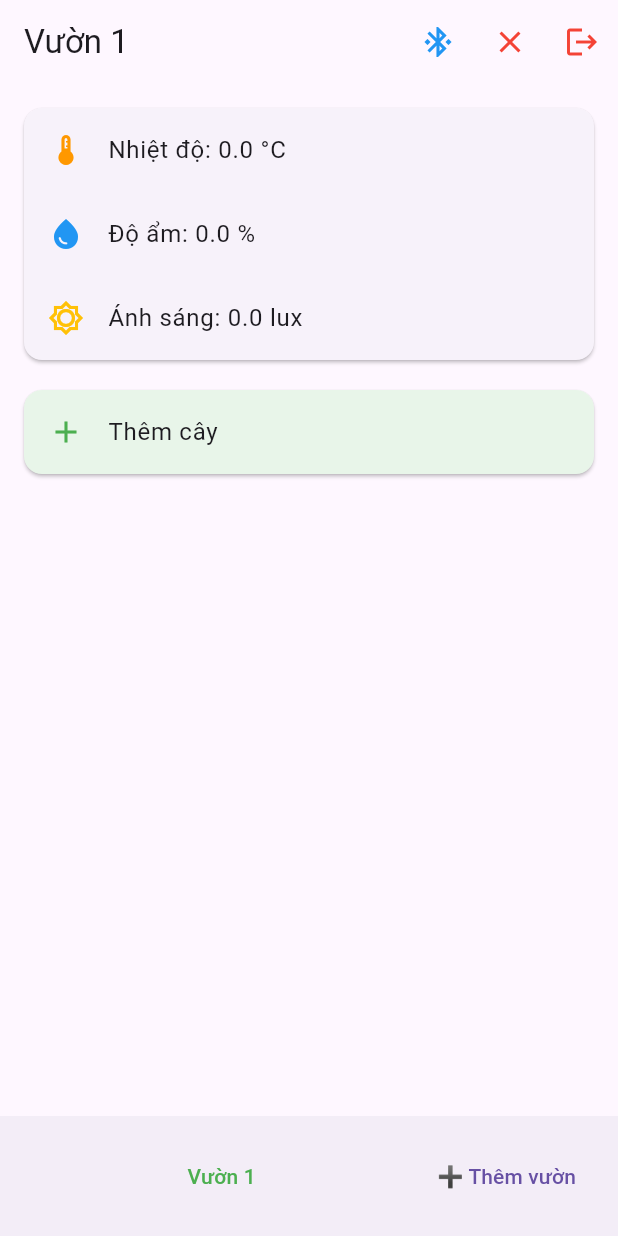
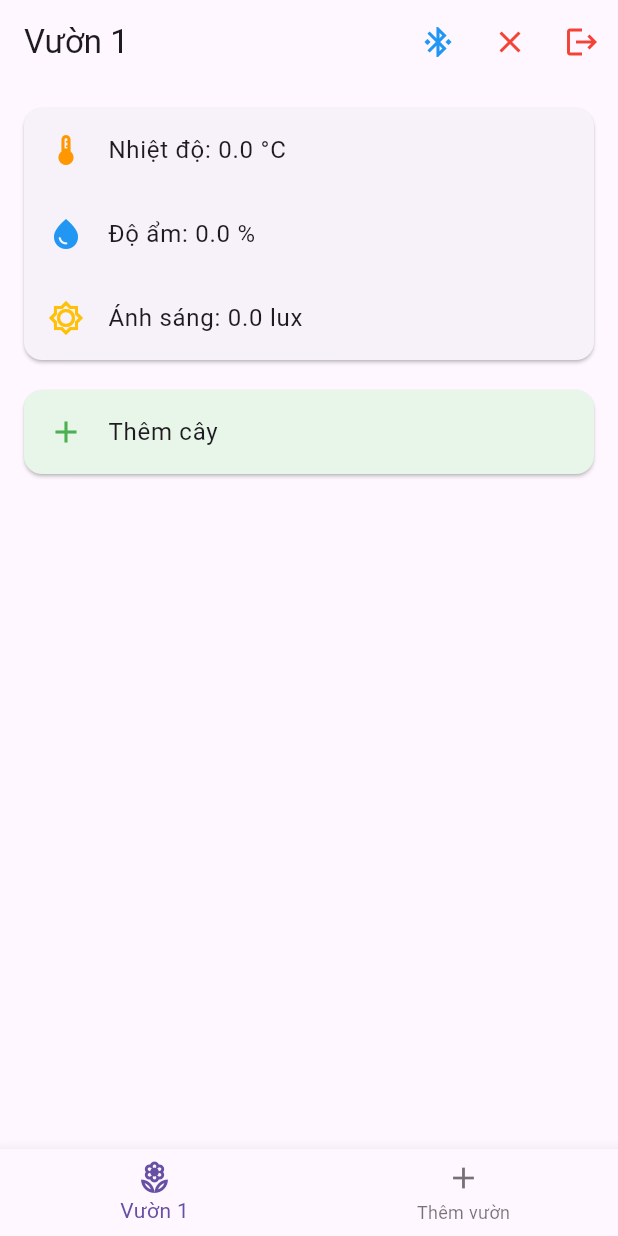
Before and after one commit to TranHaiz/Final-project-flutter, a Flutter app: the GardenScreen screen opened directly, on a phone screen of 412 x 824 dp. Run offline on Flutter 3.47's test engine with Material 3 defaults, Android fonts, the phone set to English and light mode, and no system bars; our stand-ins replace flutter_bluetooth_serial, permission_handler.

Commit message:
update: Use nagv instead of appBar in bottom nagv

```diff
--- a/lib/garden_manager.dart
+++ b/lib/garden_manager.dart
@@ -258,25 +258,28 @@ class _GardenScreenState extends State<GardenScreen> {
   }
 
   Widget buildBottomNav() {
-    return BottomAppBar(
-      child: Row(
-        children: [
-          for (int i = 0; i < gardens.length; i++)
-            Expanded(
-              child: TextButton(
-                onPressed: () => setState(() => selectedGarden = i),
-                child: Text(
-                  gardens[i].name,
-                  style: TextStyle(
-                    color: i == selectedGarden ? Colors.green : Colors.black,
-                  ),
-                ),
-              ),
-            ),
-          if (gardens.length < maxGardens)
-            TextButton(onPressed: addGarden, child: const Text("➕ Thêm vườn")),
-        ],
-      ),
+    return BottomNavigationBar(
+      currentIndex: selectedGarden,
+      onTap: (index) {
+        if (index == gardens.length && gardens.length < maxGardens) {
+          addGarden();
+        } else if (index < gardens.length) {
+          setState(() => selectedGarden = index);
+        }
+      },
+      items: [
+        for (int i = 0; i < gardens.length; i++)
+          BottomNavigationBarItem(
+            icon: const Icon(Icons.local_florist_outlined),
+            label: gardens[i].name,
+          ),
+        if (gardens.length < maxGardens)
+          const BottomNavigationBarItem(
+            icon: Icon(Icons.add),
+            label: 'Thêm vườn',
+          ),
+      ],
+      type: BottomNavigationBarType.fixed,
     );
   }
 
```
